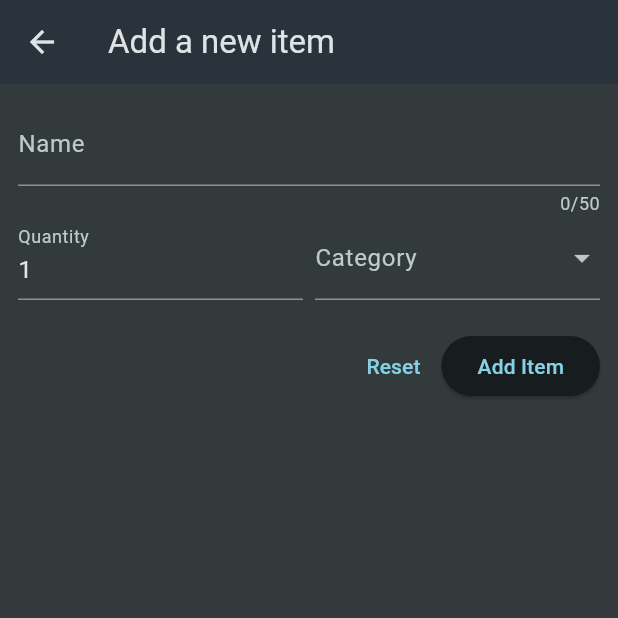
After one commit to NeeDaimDark/shopping_list_app, a Flutter app: the screen it shows after launch, after a tap on the "add" icon, on a phone screen of 412 x 824 dp, the top half of it. The commit adds this screen. Run offline on Flutter 3.47's test engine with Material 3 defaults, Android fonts, the phone set to English and light mode, and no system bars.

Commit message:
add new item form

```diff
--- a/lib/widgets/grocery_list.dart
+++ b/lib/widgets/grocery_list.dart
@@ -1,14 +1,34 @@
 import 'package:flutter/material.dart';
 import 'package:shopping_list_app/data/dummy_items.dart';
+import 'package:shopping_list_app/widgets/new_item.dart';
 
-class GroceryList extends StatelessWidget {
+class GroceryList extends StatefulWidget {
   const GroceryList({super.key});
+
+  @override
+  State<GroceryList> createState() => _GroceryListState();
+}
+
+class _GroceryListState extends State<GroceryList> {
+  void _addItem(){
+    Navigator.of(context).push<MaterialPageRoute>(
+      MaterialPageRoute(
+        builder: (ctx) => const NewItem(),
+      ),
+    );
+  }
 
   @override
   Widget build(BuildContext context) {
     return Scaffold(
       appBar: AppBar(
         title: const Text('Grocery List'),
+        actions: [
+          IconButton(
+            onPressed: _addItem,
+            icon: const Icon(Icons.add),
+          ),
+        ],
       ),
       body: ListView.builder(
         itemCount: groceryItems.length,
--- /dev/null
+++ b/lib/widgets/new_item.dart
@@ -0,0 +1,105 @@
+import 'package:flutter/material.dart';
+import 'package:shopping_list_app/data/categories.dart';
+import 'package:shopping_list_app/models/category.dart';
+
+class NewItem extends StatefulWidget {
+  const NewItem({super.key});
+
+  @override
+  State<NewItem> createState() => _NewItemState();
+}
+
+class _NewItemState extends State<NewItem> {
+  @override
+  Widget build(BuildContext context) {
+    return Scaffold(
+      appBar: AppBar(
+        title: const Text('Add a new item'),
+      ),
+      body: Padding(
+        padding: const EdgeInsets.all(12.0),
+        child: Form(
+          child: Column(
+            children: [
+              TextFormField(
+                maxLength: 50,
+                decoration: const InputDecoration(
+                  labelText: 'Name',
+                ),
+                validator: (value){
+                  /*if(value==null || value.trim().isEmpty){
+                    return 'Please enter a name.';
+                  }
+                  if(value.trim().length>50){
+                    return 'Name must be less than 50 characters.';
+                  }
+                  return null;*/
+                  return 'demo..';
+                },
+              ),
+              Row(
+                crossAxisAlignment: CrossAxisAlignment.end,
+                children: [
+                  Expanded(
+                    child: TextFormField(
+                      decoration: const InputDecoration(
+                        labelText: 'Quantity',
+                      ),
+                      initialValue: '1',
+                      keyboardType: TextInputType.number,
+                    ),
+                  ),
+                  const SizedBox(width: 8,),
+                  Expanded(
+                    child: DropdownButtonFormField(
+                      items:  [
+                        for (final category in categories.entries)
+                          DropdownMenuItem(
+                            value: category.value,
+                            child: Row(
+                              children: [
+                                Container(
+                                  width: 16,
+                                  height: 16,
+                                  color: category.value.color,
+                                ),
+                                const SizedBox(width: 6),
+                                Text(
+                                  category.value.title[0].toUpperCase()+category.value.title.substring(1),
+                                ),
+                              ],
+                            ),
+                          ),
+                      ],
+                      onChanged: (value){},
+                      decoration: const InputDecoration(
+                        labelText: 'Category',
+                      ),
+                    ),
+                  ),
+                ],
+              ),
+              const SizedBox(height: 20,),
+              Row(
+                mainAxisAlignment: MainAxisAlignment.end,
+                children: [
+                  TextButton(
+                    onPressed: (){
+                      Navigator.of(context).pop();
+                    },
+                    child: const Text('Reset'),
+                  ),
+                  ElevatedButton(
+                    onPressed: (){},
+                    child: const Text('Add Item'),
+                  ),
+                ],
+              ),
+            ],
+          ),
+        ),
+      ),
+
+    );
+  }
+}
```
Also changed, not shown: lib/grocery_item.dart (deleted).
